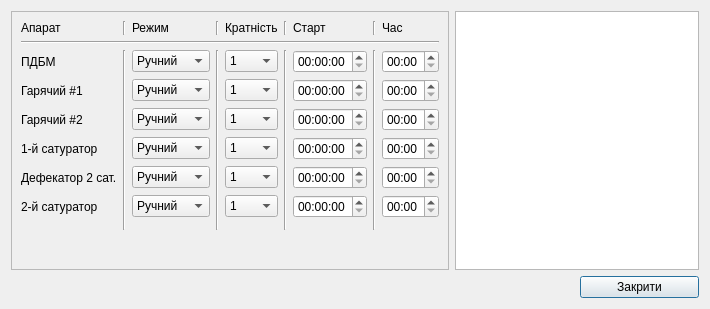
Above: satur/scada/dlgbledingsetup.ui from vanessaorgua/dondushen before the change. Below: the same form after it.
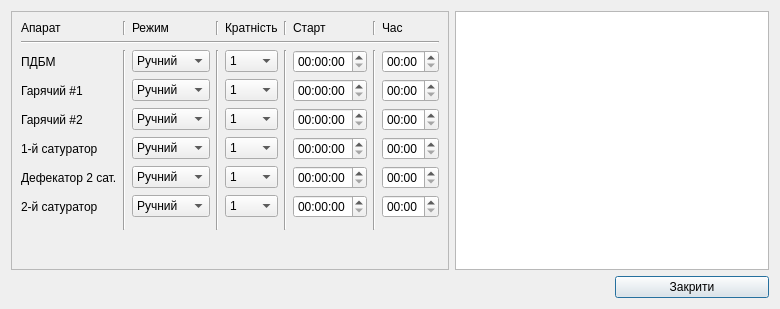
That is the form after the change.

The edit to the form file:
```diff
--- a/satur/scada/dlgbledingsetup.ui
+++ b/satur/scada/dlgbledingsetup.ui
@@ -6,7 +6,7 @@
    <rect>
     <x>0</x>
     <y>0</y>
-    <width>710</width>
+    <width>780</width>
     <height>309</height>
    </rect>
   </property>
```
Left out of the diff: 60 changed lines with no effect on the pictures.
